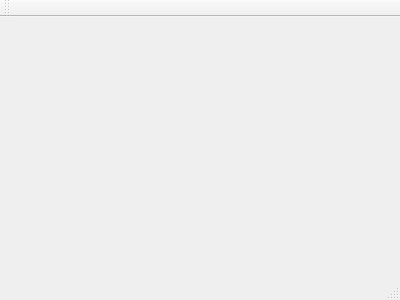
Old version of the form mainwindow.ui in the repository fingersnail/calFORprac.
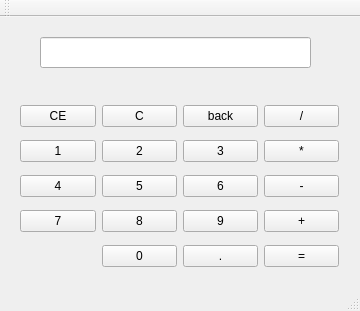
New version of the form.

Commit message: 构建初始界面

Patch:
```diff
--- a/mainwindow.ui
+++ b/mainwindow.ui
@@ -1,24 +1,185 @@
 <ui version="4.0">
  <class>MainWindow</class>
- <widget class="QMainWindow" name="MainWindow" >
-  <property name="geometry" >
+ <widget class="QMainWindow" name="MainWindow">
+  <property name="geometry">
    <rect>
     <x>0</x>
     <y>0</y>
-    <width>400</width>
-    <height>300</height>
+    <width>360</width>
+    <height>311</height>
    </rect>
   </property>
   <property name="windowTitle" >
    <string>MainWindow</string>
   </property>
-  <widget class="QMenuBar" name="menuBar" />
-  <widget class="QToolBar" name="mainToolBar" />
-  <widget class="QWidget" name="centralWidget" />
-  <widget class="QStatusBar" name="statusBar" />
+  <widget class="QWidget" name="centralWidget">
+   <widget class="QWidget" name="gridLayoutWidget">
+    <property name="geometry">
+     <rect>
+      <x>9</x>
+      <y>70</y>
+      <width>341</width>
+      <height>201</height>
+     </rect>
+    </property>
+    <layout class="QGridLayout" name="gridLayout">
+     <item row="2" column="2">
+      <widget class="QPushButton" name="button6">
+       <property name="text">
+        <string>6</string>
+       </property>
+      </widget>
+     </item>
+     <item row="2" column="1">
+      <widget class="QPushButton" name="button5">
+       <property name="text">
+        <string>5</string>
+       </property>
+      </widget>
+     </item>
+     <item row="1" column="1">
+      <widget class="QPushButton" name="button2">
+       <property name="text">
+        <string>2</string>
+       </property>
+      </widget>
+     </item>
+     <item row="1" column="2">
+      <widget class="QPushButton" name="button3">
+       <property name="text">
+        <string>3</string>
+       </property>
+      </widget>
+     </item>
+     <item row="3" column="2">
+      <widget class="QPushButton" name="button9">
+       <property name="text">
+        <string>9</string>
+       </property>
+      </widget>
+     </item>
+     <item row="3" column="1">
+      <widget class="QPushButton" name="button8">
+       <property name="text">
+        <string>8</string>
+       </property>
+      </widget>
+     </item>
+     <item row="4" column="1">
+      <widget class="QPushButton" name="button0">
+       <property name="text">
+        <string>0</string>
+       </property>
+      </widget>
+     </item>
+     <item row="4" column="2">
+      <widget class="QPushButton" name="dotButton">
+       <property name="text">
+        <string>.</string>
+       </property>
+      </widget>
+     </item>
+     <item row="3" column="0">
+      <widget class="QPushButton" name="button7">
+       <property name="text">
+        <string>7</string>
+       </property>
+      </widget>
+     </item>
+     <item row="2" column="3">
+      <widget class="QPushButton" name="minusButton">
+       <property name="text">
+        <string>-</string>
+       </property>
+      </widget>
+     </item>
+     <item row="3" column="3">
+      <widget class="QPushButton" name="plusButton">
+       <property name="text">
+        <string>+</string>
+       </property>
+      </widget>
+     </item>
+     <item row="1" column="3">
+      <widget class="QPushButton" name="byButton">
+       <property name="text">
+        <string>*</string>
+       </property>
+      </widget>
+     </item>
+     <item row="4" column="3">
+      <widget class="QPushButton" name="equalsButton">
+       <property name="text">
+        <string>=</string>
+       </property>
+      </widget>
+     </item>
+     <item row="2" column="0">
+      <widget class="QPushButton" name="button4">
+       <property name="text">
+        <string>4</string>
+       </property>
+      </widget>
+     </item>
+     <item row="1" column="0">
+      <widget class="QPushButton" name="button1">
+       <property name="text">
+        <string>1</string>
+       </property>
+      </widget>
+     </item>
+     <item row="0" column="0">
+      <widget class="QPushButton" name="CEButton">
+       <property name="text">
+        <string>CE</string>
+       </property>
+      </widget>
+     </item>
+     <item row="0" column="1">
+      <widget class="QPushButton" name="CButton">
+       <property name="text">
+        <string>C</string>
+       </property>
+      </widget>
+     </item>
+     <item row="0" column="2">
+      <widget class="QPushButton" name="backButton">
+       <property name="text">
+        <string>back</string>
+       </property>
+      </widget>
+     </item>
+     <item row="0" column="3">
+      <widget class="QPushButton" name="divisionButton">
+       <property name="text">
+        <string>/</string>
+       </property>
+      </widget>
+     </item>
+    </layout>
+   </widget>
+   <widget class="QLineEdit" name="resultLineEdit">
+    <property name="geometry">
+     <rect>
+      <x>40</x>
+      <y>20</y>
+      <width>271</width>
+      <height>31</height>
+     </rect>
+    </property>
+   </widget>
+  </widget>
+  <widget class="QToolBar" name="mainToolBar">
+   <attribute name="toolBarArea">
+    <enum>TopToolBarArea</enum>
+   </attribute>
+   <attribute name="toolBarBreak">
+    <bool>false</bool>
+   </attribute>
+  </widget>
+  <widget class="QStatusBar" name="statusBar"/>
  </widget>
- <layoutDefault spacing="6" margin="11" />
- <pixmapfunction></pixmapfunction>
+ <layoutdefault spacing="6" margin="11"/>
  <resources/>
  <connections/>
 </ui>
```
Left out of the diff: 5 changed lines with no effect on the pictures.
